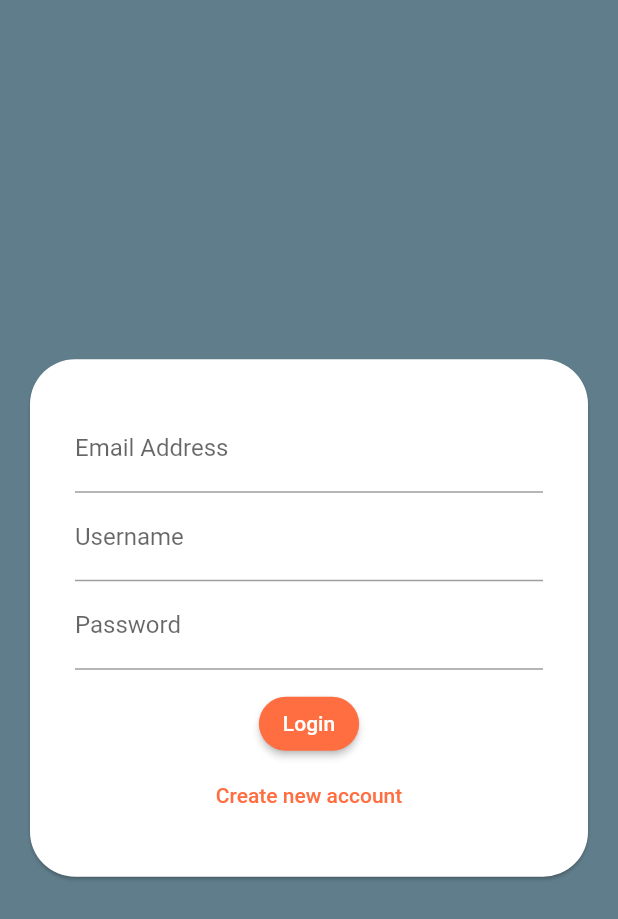
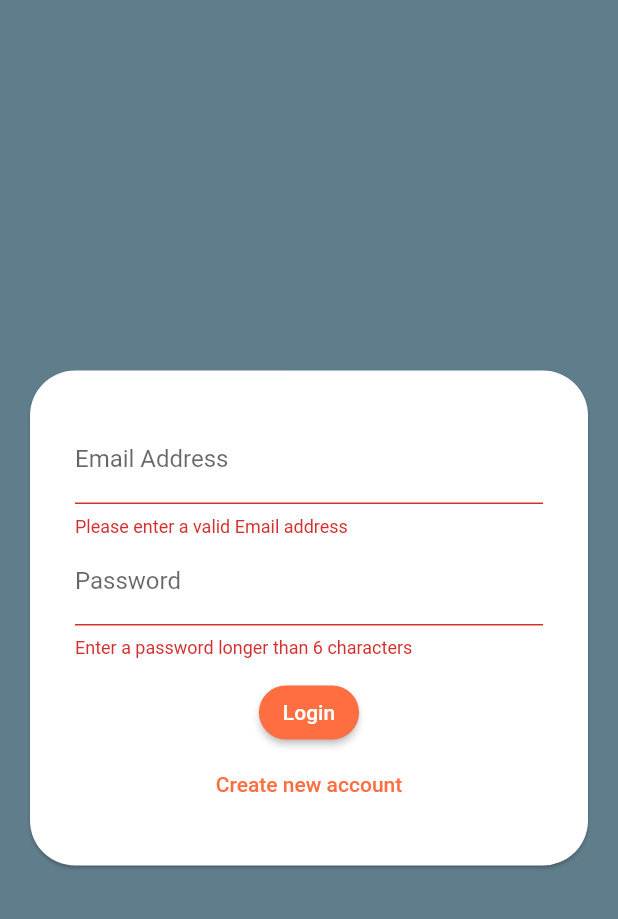
Before and after one commit to Redomic/chat-app, a Flutter app: the screen it shows after launch, after a tap on "Login", on a phone screen of 412 x 824 dp. Shown: the top 919 px of the screen. Run offline on Flutter 3.47's test engine with Material 2 defaults, Android fonts, the phone set to English and light mode, and no system bars; our stand-ins replace cloud_firestore, firebase_core; accounts and stored records are empty.

Commit message:
add authentication validator and logic

```diff
--- a/lib/widgets/auth_form.dart
+++ b/lib/widgets/auth_form.dart
@@ -6,8 +6,31 @@ class AuthForm extends StatefulWidget {
 }
 
 class _AuthFormState extends State<AuthForm> {
+  final _formKey = GlobalKey<FormState>();
+
+  var _isLogin = true;
+
+  // User Info
+  var _userEmail = '';
+  var _userName = '';
+  var _userPassword = '';
+
   @override
   Widget build(BuildContext context) {
+    void _trySubmit() {
+      final isValid = _formKey.currentState!.validate();
+      // Focus.of(context).unfocus();
+
+      if (isValid) {
+        _formKey.currentState!.save();
+        print(_userEmail);
+        print(_userName);
+        print(_userPassword);
+
+        // TODO: Use values to send auth request
+      }
+    }
+
     return Center(
       child: Card(
         shape: RoundedRectangleBorder(
@@ -18,39 +41,70 @@ class _AuthFormState extends State<AuthForm> {
           child: Padding(
             padding: EdgeInsets.all(30),
             child: Form(
+              key: _formKey,
               child: Column(
                 mainAxisSize: MainAxisSize.min,
                 children: [
                   TextFormField(
+                    key: ValueKey('email'),
                     keyboardType: TextInputType.emailAddress,
+                    validator: (value) {
+                      if (value!.isEmpty || !value.contains('@')) {
+                        return 'Please enter a valid Email address';
+                      }
+                      return null;
+                    },
+                    onSaved: (value) {
+                      _userEmail = value!;
+                    },
                     decoration: InputDecoration(
                       labelText: 'Email Address',
                     ),
                   ),
+                  if (!_isLogin)
+                    TextFormField(
+                      key: ValueKey('username'),
+                      validator: (value) {
+                        if (value!.isEmpty || value.length < 4) {
+                          return 'Enter a username longer than 4 characters';
+                        }
+                        return null;
+                      },
+                      onSaved: (value) {
+                        _userName = value!;
+                      },
+                      decoration: InputDecoration(labelText: 'Username'),
+                    ),
                   TextFormField(
-                    decoration: InputDecoration(
-                      labelText: 'Username'
-                    ),
-                  ),
-                  TextFormField(
-                    decoration: InputDecoration(
-                      labelText: 'Password'
-                    ),
+                    key: ValueKey('password'),
+                    validator: (value) {
+                      if (value!.isEmpty || value.length < 6) {
+                        return 'Enter a password longer than 6 characters';
+                      }
+                      return null;
+                    },
+                    onSaved: (value) {
+                      _userPassword = value!;
+                    },
+                    decoration: InputDecoration(labelText: 'Password'),
                     obscureText: true,
                   ),
                   SizedBox(
                     height: 12,
                   ),
                   ElevatedButton(
-                    style: ButtonStyle(
-
-                    ),
-                    onPressed: () {},
-                    child: Text('Login'),
+                    onPressed: _trySubmit,
+                    child: Text(_isLogin ? 'Login' : 'Signup'),
                   ),
                   TextButton(
-                    onPressed: () {},
-                    child: Text('Create new account'),
+                    onPressed: () {
+                      setState(() {
+                        _isLogin = !_isLogin;
+                      });
+                    },
+                    child: Text(_isLogin
+                        ? 'Create new account'
+                        : 'Already have an account?'),
                   ),
                 ],
               ),
```
Also changed, not shown: 1 other file.
